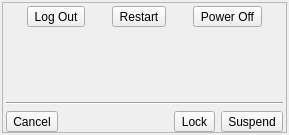
First picture: the form in src-qt5/core/lumina-desktop/SystemWindow.ui, repository lumina-desktop/lumina, before the edit.
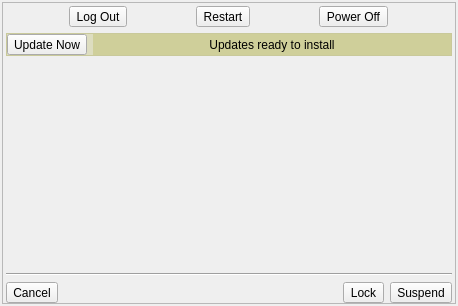
Second picture: the form after the edit.

Commit message: Get rid of the updates available dialog/prompt in Lumina. Replace it with an extra "reboot w/ updates" button in both the start menu and the system logout window.

Patch:
```diff
--- a/src-qt5/core/lumina-desktop/SystemWindow.ui
+++ b/src-qt5/core/lumina-desktop/SystemWindow.ui
@@ -6,8 +6,8 @@
    <rect>
     <x>0</x>
     <y>0</y>
-    <width>289</width>
-    <height>135</height>
+    <width>458</width>
+    <height>306</height>
    </rect>
   </property>
   <property name="windowTitle">
@@ -99,6 +99,71 @@
         </item>
        </layout>
       </item>
+      <item>
+       <widget class="QFrame" name="frame_update">
+        <property name="styleSheet">
+         <string notr="true">QFrame{ background-color: rgba(150,150,0,50); }</string>
+        </property>
+        <property name="frameShape">
+         <enum>QFrame::StyledPanel</enum>
+        </property>
+        <layout class="QHBoxLayout" name="horizontalLayout_3">
+         <property name="leftMargin">
+          <number>0</number>
+         </property>
+         <property name="topMargin">
+          <number>0</number>
+         </property>
+         <property name="rightMargin">
+          <number>0</number>
+         </property>
+         <property name="bottomMargin">
+          <number>0</number>
+         </property>
+         <item>
+          <widget class="QToolButton" name="tool_restart_updates">
+           <property name="sizePolicy">
+            <sizepolicy hsizetype="Preferred" vsizetype="Preferred">
+             <horstretch>0</horstretch>
+             <verstretch>0</verstretch>
+            </sizepolicy>
+           </property>
+           <property name="text">
+            <string>Update Now</string>
+           </property>
+           <property name="iconSize">
+            <size>
+             <width>32</width>
+             <height>32</height>
+            </size>
+           </property>
+           <property name="toolButtonStyle">
+            <enum>Qt::ToolButtonTextUnderIcon</enum>
+           </property>
+          </widget>
+         </item>
+         <item>
+          <widget class="QLabel" name="label">
+           <property name="sizePolicy">
+            <sizepolicy hsizetype="Expanding" vsizetype="Preferred">
+             <horstretch>0</horstretch>
+             <verstretch>0</verstretch>
+            </sizepolicy>
+           </property>
+           <property name="text">
+            <string>Updates ready to install</string>
+           </property>
+           <property name="alignment">
+            <set>Qt::AlignCenter</set>
+           </property>
+           <property name="wordWrap">
+            <bool>true</bool>
+           </property>
+          </widget>
+         </item>
+        </layout>
+       </widget>
+      </item>
       <item>
        <spacer name="verticalSpacer">
         <property name="orientation">
```
The commit also changes 6 other files.
